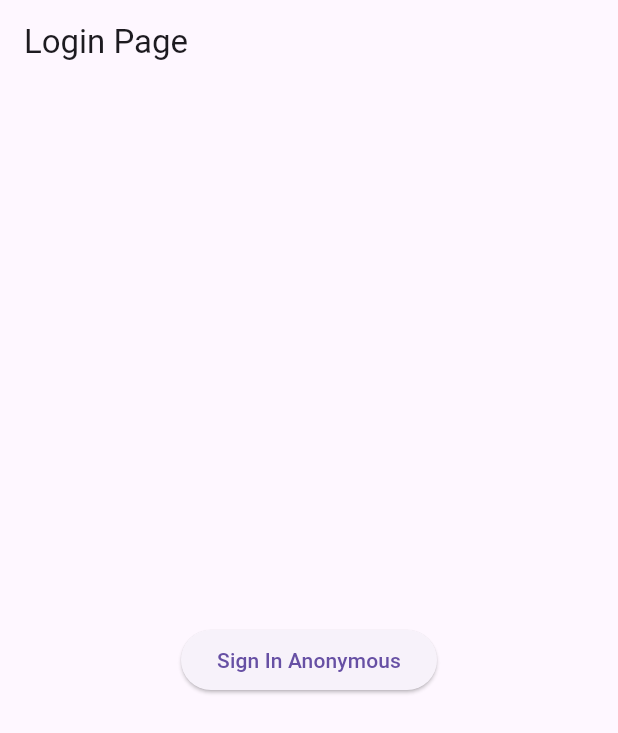
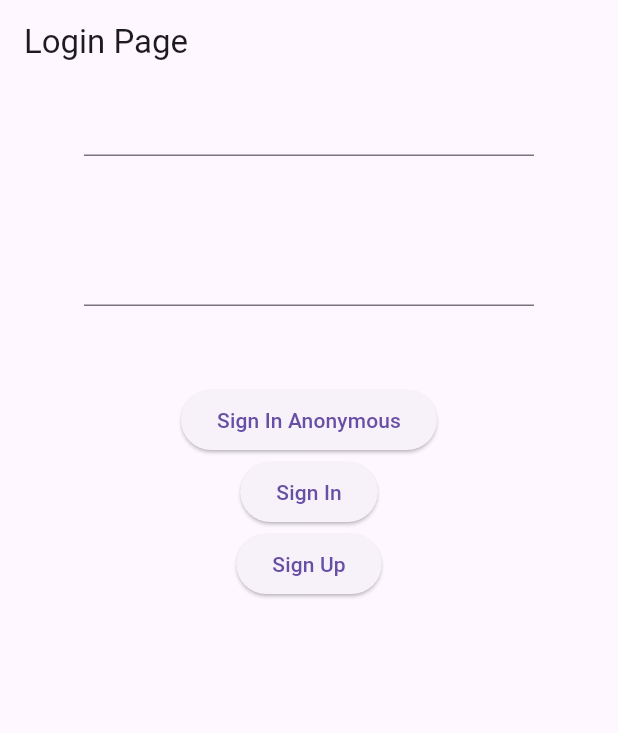
Before and after one commit to razzytirta/roadmap-belajar-flutter, a Flutter app: the screen it shows after launch, on a phone screen of 412 x 824 dp. Shown: the top 733 px of the screen. Run offline on Flutter 3.47's test engine with Material 3 defaults, Android fonts, the phone set to English and light mode, and no system bars; our stand-ins replace audioplayers, bloc, equatable, firebase_auth, firebase_core, flutter_bloc and 8 more; missing offline and left inert: division, qrscan; accounts and stored records are empty; generated files the repository leaves out were written again.

Commit message:
Google Auth sign In & sign Up with email

```diff
--- a/google_auth_68/lib/login_page.dart
+++ b/google_auth_68/lib/login_page.dart
@@ -6,16 +6,55 @@ class LoginPage extends StatelessWidget {
 
   @override
   Widget build(BuildContext context) {
+    TextEditingController emailController = TextEditingController();
+    TextEditingController passwordController = TextEditingController();
     return Scaffold(
       appBar: AppBar(
         title: const Text('Login Page'),
       ),
       body: Center(
-        child: ElevatedButton(
-            onPressed: () async {
-              await AuthServices.signInAnonymous();
-            },
-            child: const Text("Sign In Anonymous")),
+        child: Column(
+          children: [
+            SizedBox(
+              width: 300,
+              height: 100,
+              child: TextField(
+                controller: emailController,
+              ),
+            ),
+            SizedBox(
+              width: 300,
+              height: 100,
+              child: TextField(
+                controller: passwordController,
+              ),
+            ),
+            ElevatedButton(
+              onPressed: () async {
+                await AuthServices.signInAnonymous();
+              },
+              child: const Text("Sign In Anonymous"),
+            ),
+            ElevatedButton(
+              onPressed: () async {
+                await AuthServices.signIn(
+                  emailController.text,
+                  passwordController.text,
+                );
+              },
+              child: const Text("Sign In"),
+            ),
+            ElevatedButton(
+              onPressed: () async {
+                await AuthServices.signUp(
+                  emailController.text,
+                  passwordController.text,
+                );
+              },
+              child: const Text("Sign Up"),
+            ),
+          ],
+        ),
       ),
     );
   }
```
Also changed, not shown: google_auth_68/lib/auth_services.dart (+27 -0 lines).
